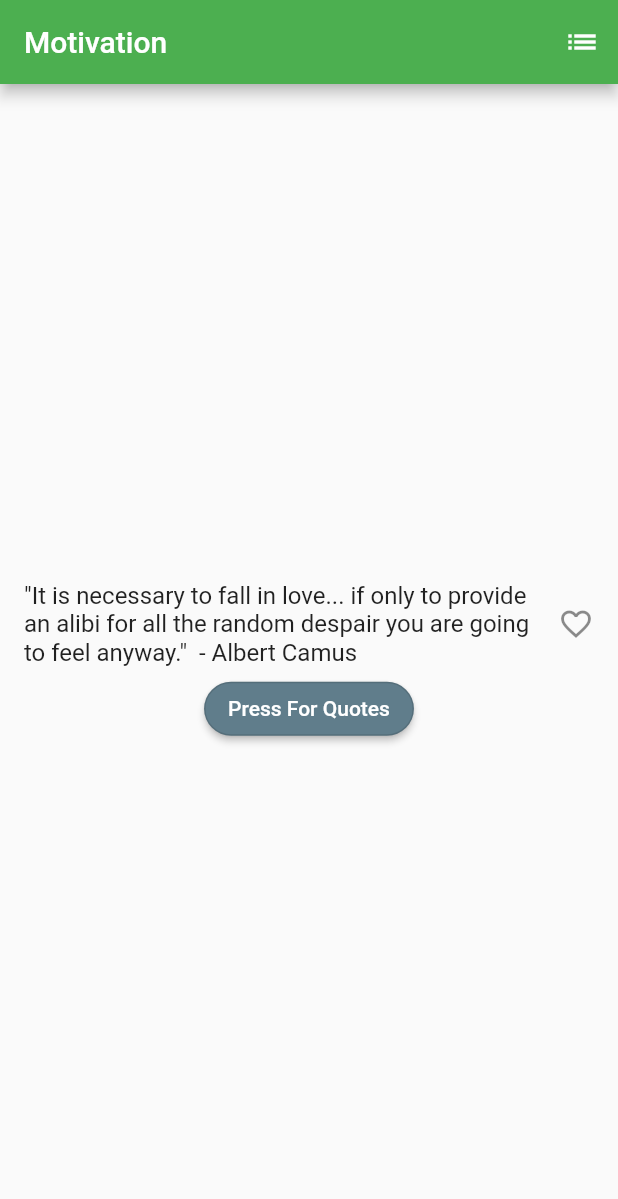
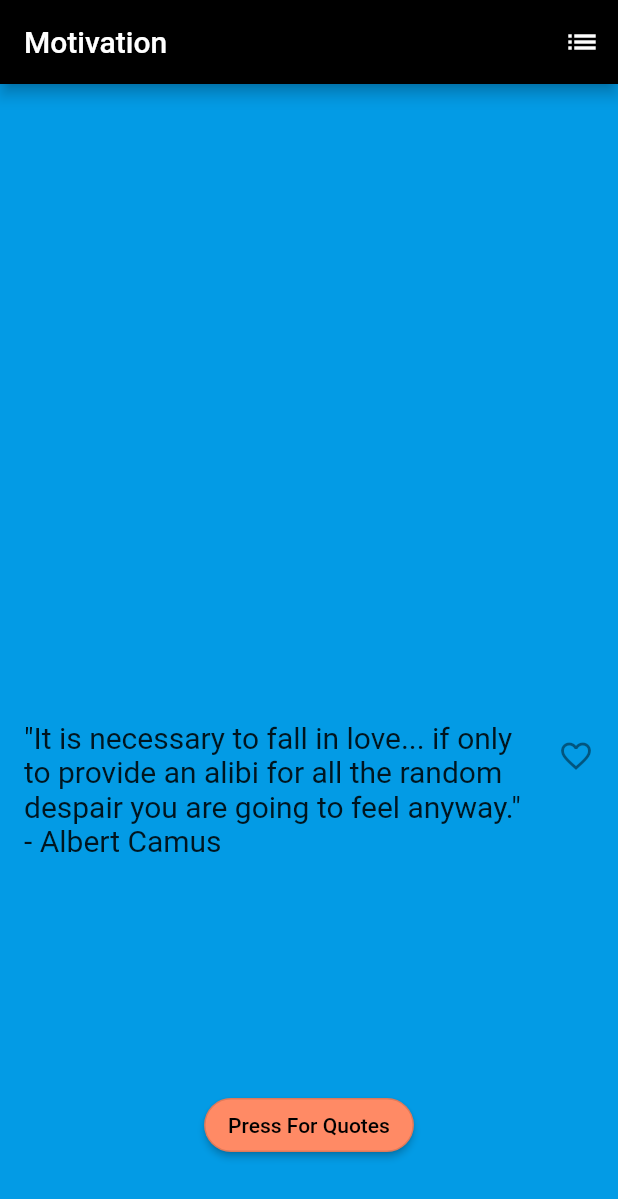
Before and after one commit to EditUndo/MotivationalApp, a Flutter app: the screen it shows after launch, after a tap on "Press For Quotes", on a phone screen of 412 x 824 dp. Shown: the top 1199 px of the screen. Run offline on Flutter 3.47's test engine with Material 2 defaults, Android fonts, the phone set to English and light mode, and no system bars.

Commit message:
Formatting and Theme Changes Screen now randomizes colours on new quote Also formatted it so text takes up more of the screen Button is on the bottom of the screen and text for quotes are bigger Saved quotes screen also updates colour with main screen

```diff
--- a/lib/main.dart
+++ b/lib/main.dart
@@ -1,3 +1,5 @@
+import 'dart:math';
+
 import 'package:flutter/material.dart';
 import 'file_management.dart';
 
@@ -9,7 +11,7 @@ class MotivationApp extends StatelessWidget {
     return MaterialApp(
       title: 'Motivation',
       theme: ThemeData(
-        primaryColor: Colors.green,
+        primaryColor: Colors.black,
       ),
       home: Home(),
     );
@@ -24,7 +26,10 @@ class Home extends StatefulWidget {
 class HomeState extends State<Home> {
   final _savedQuotes = Set<String>();
   String _quoteToWrite = "";
-  final _biggerFont = const TextStyle(fontSize: 18.0);
+  final _biggerFont = const TextStyle(fontSize: 20.0);
+  final _smallerFont = const TextStyle(fontSize: 18.0);
+  Color _bgColor = Colors.lightBlue[600];
+  Color _buttonColor = Colors.deepOrange[300];
 
   @override
   Widget build(BuildContext context) {
@@ -35,8 +40,9 @@ class HomeState extends State<Home> {
           IconButton(icon: Icon(Icons.list), onPressed: _pushSaved),
         ],
       ),
+      backgroundColor: _bgColor,
       body: Column(
-        mainAxisAlignment: MainAxisAlignment.center,
+        mainAxisAlignment: MainAxisAlignment.end,
         children: [
           _buildQuote(),
           _buildButton(),
@@ -49,8 +55,13 @@ class HomeState extends State<Home> {
     //add favorite button
     bool alreadySaved = _savedQuotes.contains(_quoteToWrite);
 
-    return ListTile(
-      title: Text(_quoteToWrite),
+    return Container(
+      height: 200.0,
+      child: ListTile(
+        title: Text(
+          _quoteToWrite,
+          style: _biggerFont,
+        ),
         trailing: Icon(
           alreadySaved ? Icons.favorite : Icons.favorite_border,
           color: alreadySaved ? Colors.red : null,
@@ -64,19 +75,22 @@ class HomeState extends State<Home> {
             }
           });
         },
+      ),
     );
   }
 
   Widget _buildButton() {
     return Container(
+      padding: EdgeInsets.only(top: 50.0, bottom: 50.0),
+      alignment: Alignment.bottomCenter,
       child: RaisedButton(
         shape: RoundedRectangleBorder(
             borderRadius: new BorderRadius.circular(18.0),
             side: BorderSide(color: Colors.black12)),
         child: Text('Press For Quotes'),
         onPressed: _updateQuote,
-        textColor: Colors.white,
-        color: Colors.blueGrey,
+        textColor: Colors.black,
+        color: _buttonColor,
       ),
     );
   }
@@ -87,6 +101,30 @@ class HomeState extends State<Home> {
     _getRandomQuote().then((String text) {
       setState(() {
         _quoteToWrite = text;
+        Random random = Random();
+        switch (random.nextInt(4)) {
+          case 1: {
+            _bgColor = Colors.lightGreen[600]; _buttonColor = Colors.red[300];
+          }
+          break;
+
+          case 2: {
+            _bgColor = Colors.orange[400]; _buttonColor = Colors.blue[300];
+          }
+          break;
+
+          case 3: {
+            _bgColor = Colors.red[400]; _buttonColor = Colors.pink[300];
+          }
+          break;
+
+          case 0:
+          default: {
+            _bgColor = Colors.lightBlue[600]; _buttonColor = Colors.deepOrange[300];
+          }
+          break;
+
+        }
       });
     });
   }
@@ -95,6 +133,30 @@ class HomeState extends State<Home> {
     _getRandomQuote().then((String text) {
       setState(() {
         _quoteToWrite = text;
+        Random random = Random();
+        switch (random.nextInt(4)) {
+          case 1: {
+            _bgColor = Colors.lightGreen[600]; _buttonColor = Colors.red[300];
+          }
+          break;
+
+          case 2: {
+            _bgColor = Colors.orange[400]; _buttonColor = Colors.blue[300];
+          }
+          break;
+
+          case 3: {
+            _bgColor = Colors.red[400]; _buttonColor = Colors.pink[300];
+          }
+          break;
+
+          case 0:
+          default: {
+            _bgColor = Colors.lightBlue[600]; _buttonColor = Colors.deepOrange[300];
+          }
+          break;
+
+        }
       });
     });
   }
@@ -103,25 +165,34 @@ class HomeState extends State<Home> {
     return FileManagement.readRandomFileLine('assets/data/quotes.txt');
   }
 
-
   void _pushSaved() {
     Navigator.of(context).push(
       MaterialPageRoute<void>(
-            builder: (BuildContext context){
+        builder: (BuildContext context) {
           final Iterable<ListTile> tiles = _savedQuotes.map(
             (String quote) {
               return ListTile(
                 title: Text(
                   quote,
-                      style:_biggerFont,
+                  style: _smallerFont,
                 ),
               );
             },
           );
-              final divided =ListTile.divideTiles(context: context, tiles: tiles,).toList();
+          final divided = ListTile.divideTiles(
+            context: context,
+            tiles: tiles,
+          ).toList();
 
-              return Scaffold(appBar: AppBar( title: Text('Saved Quotes'),), body: ListView(children: divided),);
-            },        ),);
-
+          return Scaffold(
+            appBar: AppBar(
+              title: Text('Saved Quotes'),
+            ),
+            backgroundColor: _bgColor,
+            body: ListView(children: divided),
+          );
+        },
+      ),
+    );
   }
 }
```
Lines whose indentation alone changed are shown as unchanged.
